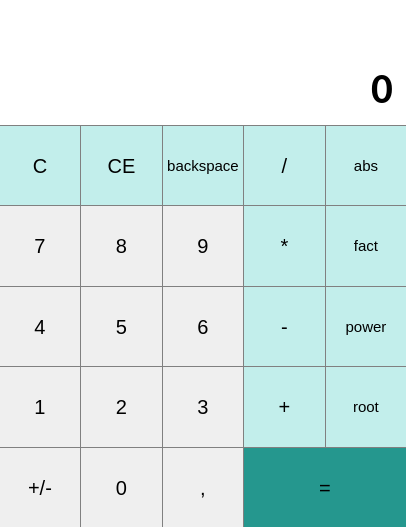
Above: src/GUI/ivs_calculator/calculator.ui from noname7571/IVS-Project2 before the change. Below: the same form after it.
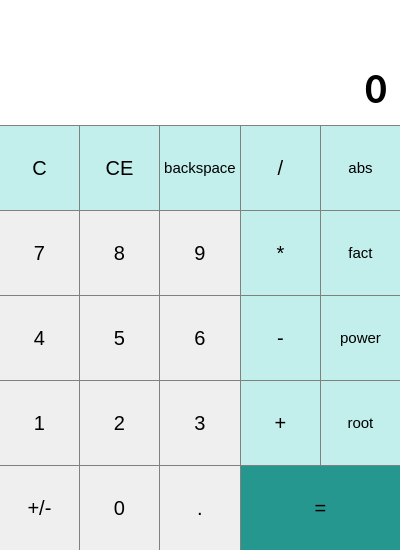
That is the form after the change.

```diff
--- a/src/GUI/ivs_calculator/calculator.ui
+++ b/src/GUI/ivs_calculator/calculator.ui
@@ -9,14 +9,20 @@
    <rect>
     <x>0</x>
     <y>0</y>
-    <width>406</width>
-    <height>527</height>
+    <width>400</width>
+    <height>550</height>
    </rect>
   </property>
+  <property name="minimumSize">
+   <size>
+    <width>400</width>
+    <height>550</height>
+   </size>
+  </property>
   <property name="maximumSize">
    <size>
-    <width>16777215</width>
-    <height>16777215</height>
+    <width>400</width>
+    <height>550</height>
    </size>
   </property>
   <property name="windowTitle">
@@ -244,7 +250,7 @@
 </string>
       </property>
       <property name="text">
-       <string>,</string>
+       <string>.</string>
       </property>
       <property name="shortcut">
        <string>.</string>
```
